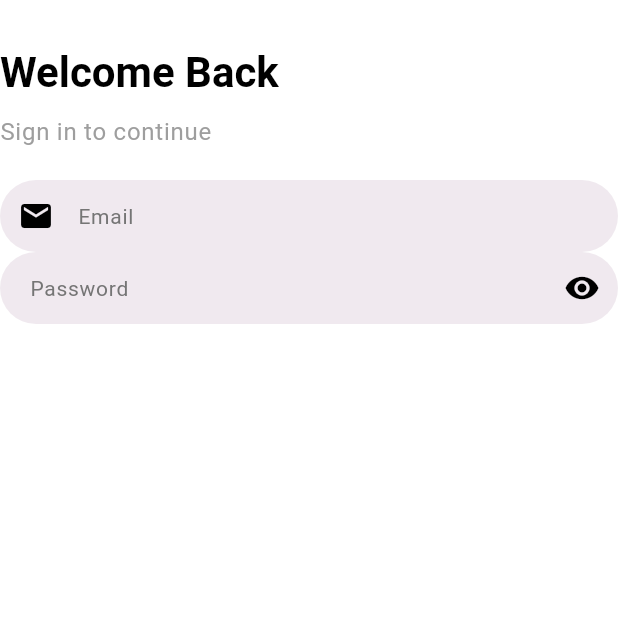
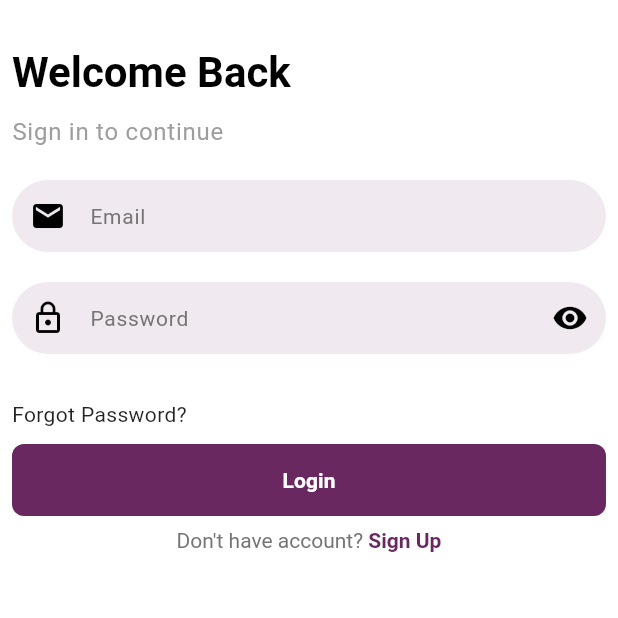
Before and after one commit to Jaya-supriya-somasani/chat_app_flutter, a Flutter app: the screen it shows after launch, on a phone screen of 412 x 824 dp, the top half of it. Run offline on Flutter 3.47's test engine with Material 3 defaults, Android fonts, the phone set to English and light mode, and no system bars; our stand-ins replace flutter_svg.

Commit message:
ref: Added ui changes in the login screen

```diff
--- a/lib/core/constants/app_constants.dart
+++ b/lib/core/constants/app_constants.dart
@@ -3,4 +3,12 @@ class AppConstants {
       "Connect easily with your family and friends over countries";
   static const termsAndPrivacy = "Terms & Privacy Policy";
   static const startMessaging = "Start Messaging";
+  static const login = "Login";
+  static const welcomeBack = "Welcome Back";
+  static const signInToContinue = "Sign in to continue";
+  static const email = "Email";
+  static const password = "Password";
+  static const forgotPassword = "Forgot Password?";
+  static const signUp ="Sign Up";
+  static const donTHaveAccount = "Don't have account? ";
 }
--- a/lib/presentation/screens/auth/login/login_screen.dart
+++ b/lib/presentation/screens/auth/login/login_screen.dart
@@ -1,6 +1,12 @@
+import 'package:chat_app/config/theme/app_theme.dart';
 import 'package:chat_app/core/constants/app_sizes.dart';
+import 'package:chat_app/core/widgets/custom_gradient_button.dart';
 import 'package:chat_app/core/widgets/custom_text_fields.dart';
+import 'package:flutter/gestures.dart';
 import 'package:flutter/material.dart';
+
+import '../../../../config/theme/colors.dart';
+import '../../../../core/constants/app_constants.dart';
 
 class LoginScreen extends StatefulWidget {
   const LoginScreen({super.key});
@@ -18,39 +24,72 @@ class _LoginScreenState extends State<LoginScreen> {
     return SafeArea(
       child: Scaffold(
         /// Here form is used for validating the user credentials
-        body: Form(
+        body: Padding(
+          padding: const EdgeInsets.symmetric(horizontal: AppSizes.size8),
+          child: Form(
               child: Column(
             mainAxisAlignment: MainAxisAlignment.start,
             crossAxisAlignment: CrossAxisAlignment.start,
             children: [
               SizedBox(height: AppSizes.size30),
-            Text("Welcome Back",
+              Text(AppConstants.welcomeBack,
                   style: Theme.of(context)
                       .textTheme
                       .headlineMedium
                       ?.copyWith(fontWeight: FontWeight.bold)),
-            SizedBox(height: 10),
-            Text(
-              "Sign in to continue",
+              SizedBox(height: AppSizes.size10),
+              Text(AppConstants.signInToContinue,
                   style: Theme.of(context)
                       .textTheme
                       .bodyLarge
-                  ?.copyWith(color: Colors.grey),
-            ),
-            SizedBox(height: 20),
+                      ?.copyWith(color: Colors.grey)),
+              SizedBox(height: AppSizes.size20),
               CustomTextFields(
                 textEditingController: email,
-              hintText: 'Email',
+                hintText: AppConstants.email,
                 prefixIcon: Icon(Icons.email),
               ),
+              SizedBox(height: AppSizes.size20),
               CustomTextFields(
                 textEditingController: password,
-              hintText: "Password",
+                hintText: AppConstants.password,
+                prefixIcon: Icon(Icons.lock_outline),
                 obscureText: true,
                 suffixIcon: Icon(Icons.visibility),
-            )
+              ),
+              SizedBox(height: AppSizes.size30),
+              Text(AppConstants.forgotPassword),
+              SizedBox(height: AppSizes.size10),
+              CustomGradientButton(
+                  onPressed: () {},
+                  text: AppConstants.login,
+                  textStyle: TextStyle(
+                      color: AppColors.whiteFeather,
+                      fontWeight: FontWeight.bold),
+                  gradientColors: [
+                    AppTheme.primaryColor,
+                    AppTheme.primaryColor
+                  ],
+                  borderRadius: AppSizes.size8),
+              SizedBox(height: AppSizes.size8),
+              Center(
+                child: RichText(
+                  text: TextSpan(
+                      text: AppConstants.donTHaveAccount,
+                      style: TextStyle(color: Colors.grey.shade600),
+                      children: [
+                        TextSpan(
+                            text: AppConstants.signUp,
+                            style: TextStyle(
+                                color: Theme.of(context).primaryColor,
+                                fontWeight: FontWeight.bold),
+                            recognizer: TapGestureRecognizer()) ///used to add onTop functionality
+                      ]),
+                ),
+              ),
             ],
           )),
+        ),
       ),
     );
   }
```
Lines whose indentation alone changed are shown as unchanged.
